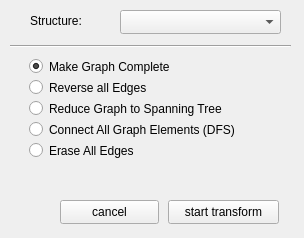
The window that src/Plugins/TransformEdges/transformedgeswidget.ui (KDE/rocs) describes before a commit, drawn with Qt 5.
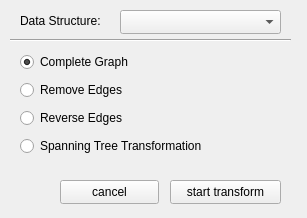
The same window after the commit.

Commit message: Improve UI for transform edges widget.

Diff of the .ui file:
```diff
--- a/src/Plugins/TransformEdges/transformedgeswidget.ui
+++ b/src/Plugins/TransformEdges/transformedgeswidget.ui
@@ -6,8 +6,8 @@
    <rect>
     <x>0</x>
     <y>0</y>
-    <width>304</width>
-    <height>238</height>
+    <width>307</width>
+    <height>218</height>
    </rect>
   </property>
   <property name="windowTitle">
@@ -26,21 +26,21 @@
   <widget class="QLabel" name="label">
    <property name="geometry">
     <rect>
-     <x>30</x>
+     <x>20</x>
      <y>10</y>
      <width>111</width>
      <height>21</height>
     </rect>
    </property>
    <property name="text">
-    <string>Structure:</string>
+    <string>Data Structure:</string>
    </property>
   </widget>
   <widget class="Line" name="line">
    <property name="geometry">
     <rect>
      <x>10</x>
-     <y>36</y>
+     <y>30</y>
      <width>281</width>
      <height>20</height>
     </rect>
@@ -52,8 +52,8 @@
   <widget class="QPushButton" name="pushButtonStart">
    <property name="geometry">
     <rect>
-     <x>168</x>
-     <y>200</y>
+     <x>170</x>
+     <y>180</y>
      <width>111</width>
      <height>24</height>
     </rect>
@@ -66,7 +66,7 @@
    <property name="geometry">
     <rect>
      <x>60</x>
-     <y>200</y>
+     <y>180</y>
      <width>99</width>
      <height>24</height>
     </rect>
@@ -78,83 +78,51 @@
   <widget class="QWidget" name="formLayoutWidget">
    <property name="geometry">
     <rect>
-     <x>29</x>
-     <y>59</y>
-     <width>251</width>
-     <height>131</height>
+     <x>20</x>
+     <y>50</y>
+     <width>261</width>
+     <height>111</height>
     </rect>
    </property>
-   <layout class="QFormLayout" name="formLayout">
-    <item row="0" column="0">
+   <layout class="QVBoxLayout" name="verticalLayout">
+    <item>
      <widget class="QRadioButton" name="radioButtonMakeComplete">
       <property name="text">
-       <string/>
+       <string>Complete Graph</string>
       </property>
       <property name="checked">
        <bool>true</bool>
       </property>
      </widget>
     </item>
-    <item row="1" column="0">
+    <item>
+     <widget class="QRadioButton" name="radioButtonEraseEdges">
+      <property name="toolTip">
+       <string>This option removes all edges from the given graph.</string>
+      </property>
+      <property name="text">
+       <string>Remove Edges</string>
+      </property>
+     </widget>
+    </item>
+    <item>
      <widget class="QRadioButton" name="radioButtonReverseEdges">
       <property name="text">
-       <string/>
+       <string>Reverse Edges</string>
       </property>
      </widget>
     </item>
-    <item row="2" column="0">
+    <item>
      <widget class="QRadioButton" name="radioButtonMakeSpanningtree">
-      <property name="text">
-       <string/>
+      <property name="toolTip">
+       <string>&lt;!DOCTYPE HTML PUBLIC &quot;-//W3C//DTD HTML 4.0//EN&quot; &quot;http://www.w3.org/TR/REC-html40/strict.dtd&quot;&gt;
+&lt;html&gt;&lt;head&gt;&lt;meta name=&quot;qrichtext&quot; content=&quot;1&quot; /&gt;&lt;style type=&quot;text/css&quot;&gt;
+p, li { white-space: pre-wrap; }
+&lt;/style&gt;&lt;/head&gt;&lt;body style=&quot; font-family:'DejaVu Sans'; font-size:9pt; font-weight:400; font-style:normal;&quot;&gt;
+&lt;p style=&quot; margin-top:0px; margin-bottom:0px; margin-left:0px; margin-right:0px; -qt-block-indent:0; text-indent:0px;&quot;&gt;This option executes &lt;span style=&quot; font-style:italic;&quot;&gt;Prim's Minimal Spanning Tree Algorithm&lt;/span&gt; at the graph. All edges without given weights are assumed to have weights equals 1. Directed and undirected graphs are processed accordingly.&lt;/p&gt;&lt;/body&gt;&lt;/html&gt;</string>
       </property>
-     </widget>
-    </item>
-    <item row="3" column="0">
-     <widget class="QRadioButton" name="radioButtonConnectParts">
       <property name="text">
-       <string/>
-      </property>
-     </widget>
-    </item>
-    <item row="4" column="0">
-     <widget class="QRadioButton" name="radioButtonEraseEdges">
-      <property name="text">
-       <string/>
-      </property>
-     </widget>
-    </item>
-    <item row="0" column="1">
-     <widget class="QLabel" name="label_2">
-      <property name="text">
-       <string>Make Graph Complete</string>
-      </property>
-     </widget>
-    </item>
-    <item row="1" column="1">
-     <widget class="QLabel" name="label_3">
-      <property name="text">
-       <string>Reverse all Edges</string>
-      </property>
-     </widget>
-    </item>
-    <item row="2" column="1">
-     <widget class="QLabel" name="label_4">
-      <property name="text">
-       <string>Reduce Graph to Spanning Tree</string>
-      </property>
-     </widget>
-    </item>
-    <item row="3" column="1">
-     <widget class="QLabel" name="label_5">
-      <property name="text">
-       <string>Connect All Graph Elements (DFS)</string>
-      </property>
-     </widget>
-    </item>
-    <item row="4" column="1">
-     <widget class="QLabel" name="label_6">
-      <property name="text">
-       <string>Erase All Edges</string>
+       <string>Spanning Tree Transformation</string>
       </property>
      </widget>
     </item>
```
Left out of the diff: 25 changed lines with no effect on the pictures. The commit also changes 1 other file.
